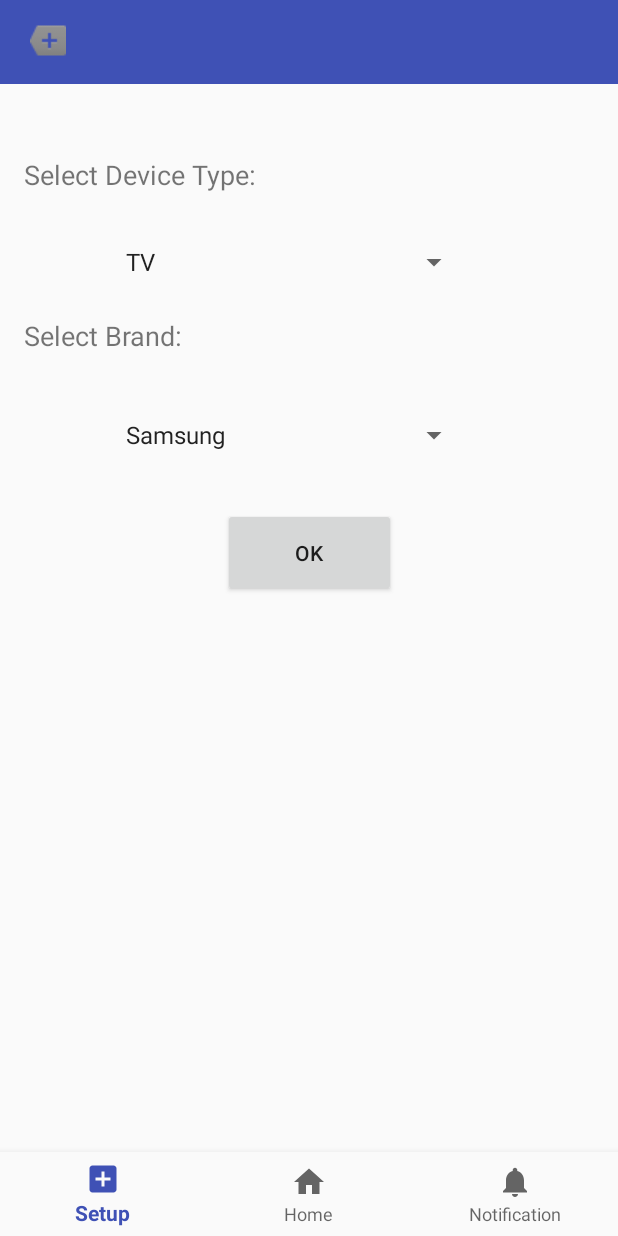
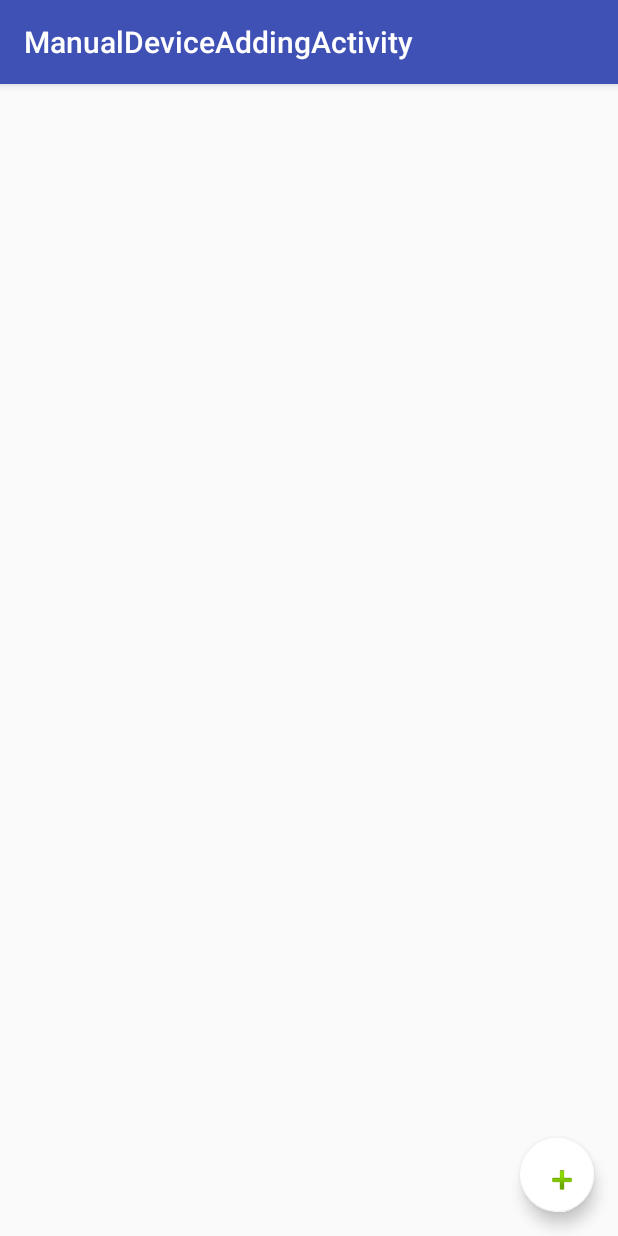
Before and after one commit to JoeKooler/EPIC, an Android app: the screen it shows after launch (MainMenuActivity before the commit, ManualDeviceAddingActivity after it), after a tap on an icon or button, on a phone screen of 412 x 824 dp. Run offline under Robolectric (Android 15) with nearby library versions, the light colour scheme and no system bars.

Commit message:
+Intent the Adding Device      + Change the button icon      + Considered keeping the imageview instead of FAB is still a good choice
-Back button then the program end still need fix tho :(

```diff
--- a/app/src/main/AndroidManifest.xml
+++ b/app/src/main/AndroidManifest.xml
@@ -8,8 +8,7 @@
         android:label="@string/app_name"
         android:roundIcon="@mipmap/ic_launcher_round"
         android:supportsRtl="true"
-        android:theme="@style/AppTheme"
-        >
+        android:theme="@style/AppTheme">
         <activity
             android:name=".MainMenuActivity"
             android:label="Hello">
@@ -19,6 +18,10 @@
                 <category android:name="android.intent.category.LAUNCHER" />
             </intent-filter>
         </activity>
+        <activity
+            android:name=".ManualDeviceAddingActivity"
+            android:label="@string/title_activity_manual_device_adding"
+            android:theme="@style/AppTheme"></activity>
     </application>
 
 </manifest>
--- a/app/src/main/java/com/example/yoons/phcbottomnavigator/MainMenuActivity.java
+++ b/app/src/main/java/com/example/yoons/phcbottomnavigator/MainMenuActivity.java
@@ -54,14 +54,16 @@ public class MainMenuActivity extends AppCompatActivity
         super.onCreate(savedInstanceState);
         setContentView(R.layout.activity_main_menu);
         //mTextMessage = (TextView) findViewById(R.id.message);
-        ImageView manual_add_button = (ImageView) findViewById(R.id.manual_add_button);
+        final ImageView manual_add_button = (ImageView) findViewById(R.id.manual_add_button);
         manual_add_button.setOnClickListener(new View.OnClickListener()
         {
             @Override
             public void onClick(View v)
             {
                 Toast.makeText(v.getContext(),"Switch lana",Toast.LENGTH_SHORT).show();
-                //Intent intent = new Intent(getApplicationContext(),manual_add_activity.class);
+                Intent manualAddActivityintent = new Intent(getApplicationContext(),ManualDeviceAddingActivity.class);
+                startActivity(manualAddActivityintent);
+                finish();
             }
         });
 
--- /dev/null
+++ b/app/src/main/java/com/example/yoons/phcbottomnavigator/ManualDeviceAddingActivity.java
@@ -0,0 +1,29 @@
+package com.example.yoons.phcbottomnavigator;
+
+import android.os.Bundle;
+import android.support.design.widget.FloatingActionButton;
+import android.support.design.widget.Snackbar;
+import android.support.v7.app.AppCompatActivity;
+import android.support.v7.widget.Toolbar;
+import android.view.View;
+
+public class ManualDeviceAddingActivity extends AppCompatActivity {
+
+    @Override
+    protected void onCreate(Bundle savedInstanceState) {
+        super.onCreate(savedInstanceState);
+        setContentView(R.layout.activity_manual_device_adding);
+        Toolbar toolbar = (Toolbar) findViewById(R.id.toolbar);
+        setSupportActionBar(toolbar);
+
+        FloatingActionButton fab = (FloatingActionButton) findViewById(R.id.fab);
+        fab.setOnClickListener(new View.OnClickListener() {
+            @Override
+            public void onClick(View view) {
+                Snackbar.make(view, "Replace with your own action", Snackbar.LENGTH_LONG)
+                        .setAction("Action", null).show();
+            }
+        });
+    }
+
+}
--- /dev/null
+++ b/app/src/main/res/layout/activity_manual_device_adding.xml
@@ -0,0 +1,36 @@
+<?xml version="1.0" encoding="utf-8"?>
+<android.support.design.widget.CoordinatorLayout xmlns:android="http://schemas.android.com/apk/res/android"
+    xmlns:app="http://schemas.android.com/apk/res-auto"
+    xmlns:tools="http://schemas.android.com/tools"
+    android:layout_width="match_parent"
+    android:layout_height="match_parent"
+    tools:context="com.example.yoons.phcbottomnavigator.ManualDeviceAddingActivity">
+
+    <android.support.design.widget.AppBarLayout
+        android:layout_width="match_parent"
+        android:layout_height="wrap_content"
+        android:theme="@style/AppTheme.AppBarOverlay">
+
+        <android.support.v7.widget.Toolbar
+            android:id="@+id/toolbar"
+            android:layout_width="match_parent"
+            android:layout_height="?attr/actionBarSize"
+            android:background="?attr/colorPrimary"
+            app:popupTheme="@style/AppTheme.PopupOverlay" />
+
+    </android.support.design.widget.AppBarLayout>
+
+    <include layout="@layout/content_manual_device_adding" />
+
+    <android.support.design.widget.FloatingActionButton
+        android:id="@+id/fab"
+        android:layout_width="56dp"
+        android:layout_height="49dp"
+        android:layout_gravity="bottom|end"
+        android:layout_margin="@dimen/fab_margin"
+        app:backgroundTint="@android:color/background_light"
+        app:srcCompat="@android:drawable/ic_input_add"
+        tools:layout_editor_absoluteX="288dp"
+        tools:layout_editor_absoluteY="502dp" />
+
+</android.support.design.widget.CoordinatorLayout>
--- /dev/null
+++ b/app/src/main/res/layout/content_manual_device_adding.xml
@@ -0,0 +1,11 @@
+<?xml version="1.0" encoding="utf-8"?>
+<android.support.constraint.ConstraintLayout xmlns:android="http://schemas.android.com/apk/res/android"
+    xmlns:app="http://schemas.android.com/apk/res-auto"
+    xmlns:tools="http://schemas.android.com/tools"
+    android:layout_width="match_parent"
+    android:layout_height="match_parent"
+    app:layout_behavior="@string/appbar_scrolling_view_behavior"
+    tools:context="com.example.yoons.phcbottomnavigator.ManualDeviceAddingActivity"
+    tools:showIn="@layout/activity_manual_device_adding">
+
+</android.support.constraint.ConstraintLayout>
--- a/app/src/main/res/values/dimens.xml
+++ b/app/src/main/res/values/dimens.xml
@@ -2,4 +2,5 @@
     <!-- Default screen margins, per the Android Design guidelines. -->
     <dimen name="activity_horizontal_margin">16dp</dimen>
     <dimen name="activity_vertical_margin">16dp</dimen>
+    <dimen name="fab_margin">16dp</dimen>
 </resources>
--- a/app/src/main/res/values/strings.xml
+++ b/app/src/main/res/values/strings.xml
@@ -6,4 +6,5 @@
 
     <!-- TODO: Remove or change this placeholder text -->
     <string name="hello_blank_fragment">Hello blank fragment</string>
+    <string name="title_activity_manual_device_adding">ManualDeviceAddingActivity</string>
 </resources>
--- a/app/src/main/res/values/styles.xml
+++ b/app/src/main/res/values/styles.xml
@@ -8,4 +8,8 @@
         <item name="colorAccent">@color/colorAccent</item>
     </style>
 
+    <style name="AppTheme.AppBarOverlay" parent="ThemeOverlay.AppCompat.Dark.ActionBar" />
+
+    <style name="AppTheme.PopupOverlay" parent="ThemeOverlay.AppCompat.Light" />
+
 </resources>
```
